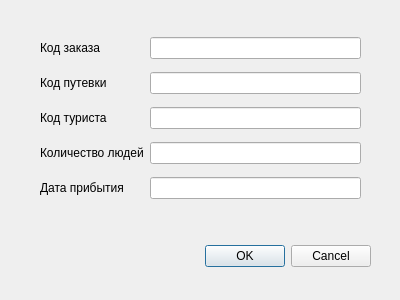
This is DiaZak.ui in XxArlekIn0xX/Praktika13 as Qt 5 draws it before an edit. The edited form follows.
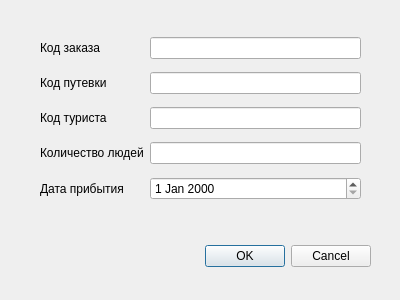
This is the edited form.

Patch:
```diff
--- a/DiaZak.ui
+++ b/DiaZak.ui
@@ -65,9 +65,6 @@
     <item row="2" column="1">
      <widget class="QLineEdit" name="lineEdit_3"/>
     </item>
-    <item row="4" column="1">
-     <widget class="QLineEdit" name="lineEdit_5"/>
-    </item>
     <item row="4" column="0">
      <widget class="QLabel" name="label_5">
       <property name="text">
@@ -89,6 +86,9 @@
       </property>
      </widget>
     </item>
+    <item row="4" column="1">
+     <widget class="QDateEdit" name="dateEdit"/>
+    </item>
    </layout>
   </widget>
  </widget>
```
